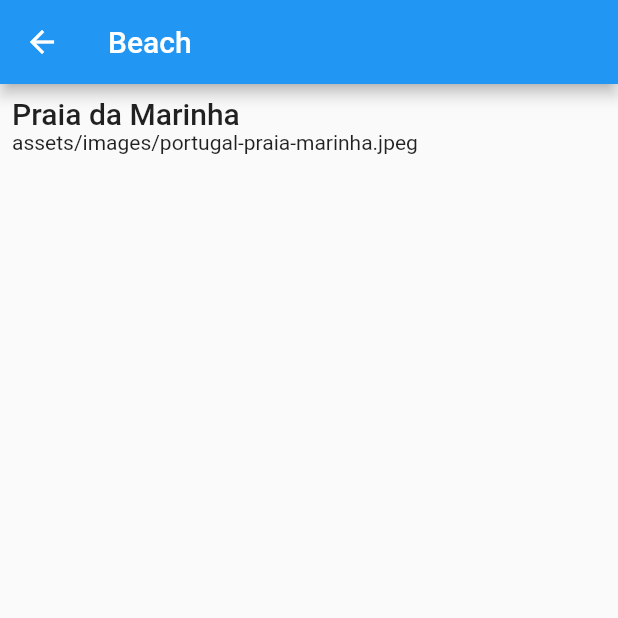
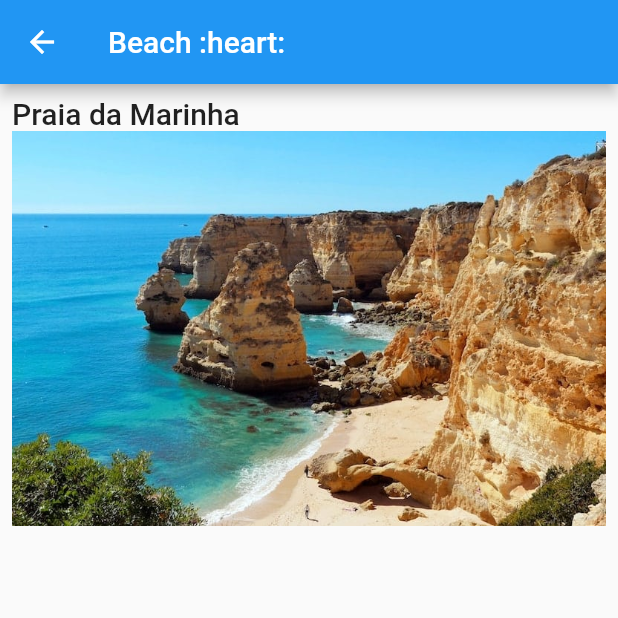
Before and after one commit to LiubovKostomarova/eigth_week_flutter2, a Flutter app: the screen it shows after launch, after a tap on "Praia da Marinha", on a phone screen of 412 x 824 dp, the top half of it. Run offline on Flutter 3.47's test engine with Material 2 defaults, Android fonts, the phone set to English and light mode, and no system bars.

Commit message:
changes in image

```diff
--- a/lib/main.dart
+++ b/lib/main.dart
@@ -131,12 +131,13 @@ class BeachDetailsScreen extends StatelessWidget {
 
   BeachDetailsScreen({
     @required this.beach,
+
   });
 
   @override
   Widget build(BuildContext context) {
     return Scaffold(
-      appBar: AppBar(title: const Text('Beach')),
+      appBar: AppBar(title: const Text('Beach :heart:')),
       body: Padding(
         padding: const EdgeInsets.all(8.0),
         child: Column(
@@ -144,9 +145,8 @@ class BeachDetailsScreen extends StatelessWidget {
           children: [
             if (beach != null) ...[
               Text(beach.name, style: Theme.of(context).textTheme.headline6),
-              Text(beach.picture),
-              /*Text(beach.picture,
-                  style: Theme.of(context).textTheme.subtitle1),*/
+              Image.asset(beach.picture),
+
             ],
           ],
         ),
```
